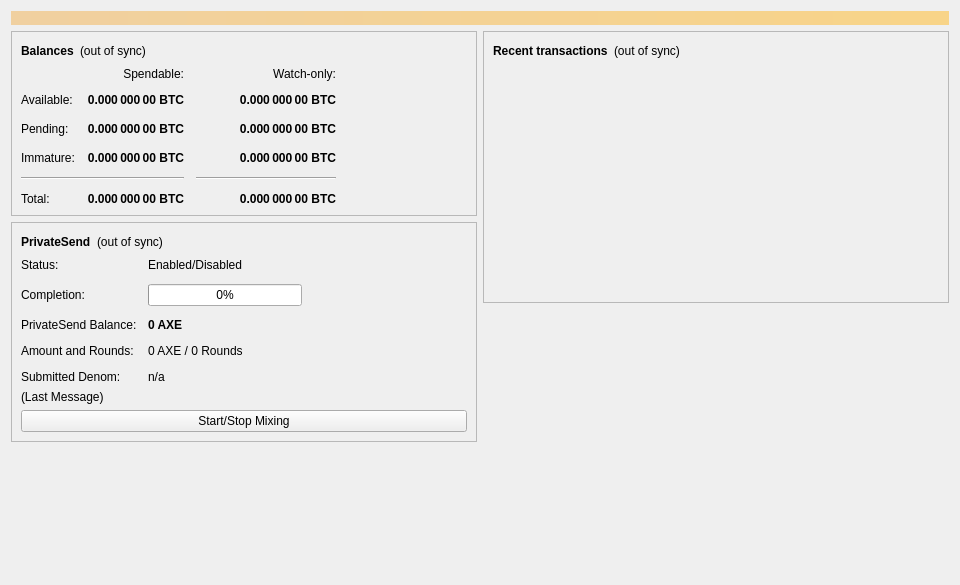
Old version of the form src/qt/forms/overviewpage.ui in the repository AXErunners/axe.
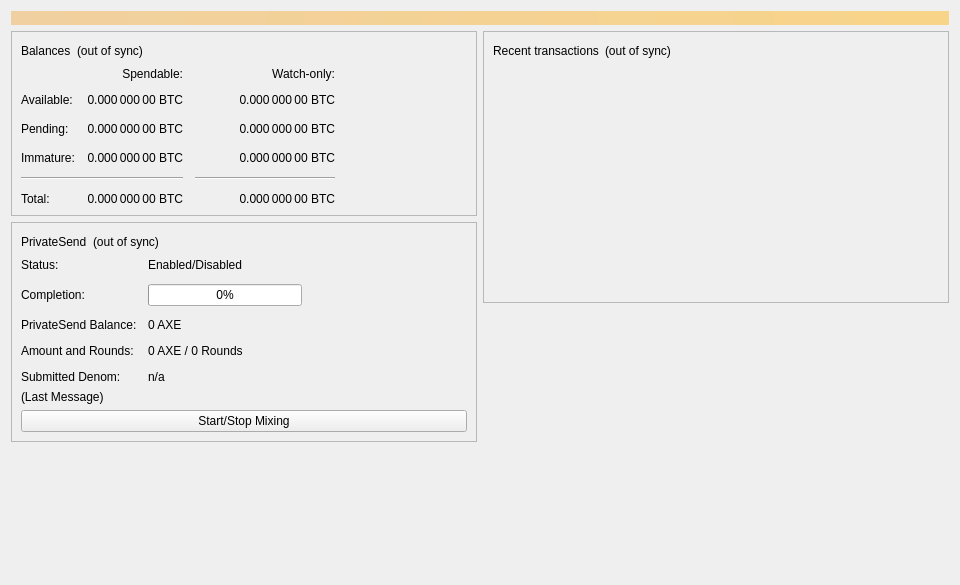
New version of the form.

Commit message:
Merge pull request #3555 from xdustinface/pr-ui-2-fonts
qt: Implement application wide font management

```diff
--- a/src/qt/forms/overviewpage.ui
+++ b/src/qt/forms/overviewpage.ui
@@ -56,12 +56,6 @@
            <layout class="QHBoxLayout" name="horizontalLayout_4">
             <item>
              <widget class="QLabel" name="label_5">
-              <property name="font">
-               <font>
-                <weight>75</weight>
-                <bold>true</bold>
-               </font>
-              </property>
               <property name="text">
                <string>Balances</string>
               </property>
@@ -102,12 +96,6 @@
             </property>
             <item row="2" column="2">
              <widget class="QLabel" name="labelWatchPending">
-              <property name="font">
-               <font>
-                <weight>75</weight>
-                <bold>true</bold>
-               </font>
-              </property>
               <property name="cursor">
                <cursorShape>IBeamCursor</cursorShape>
               </property>
@@ -127,12 +115,6 @@
             </item>
             <item row="2" column="1">
              <widget class="QLabel" name="labelUnconfirmed">
-              <property name="font">
-               <font>
-                <weight>75</weight>
-                <bold>true</bold>
-               </font>
-              </property>
               <property name="cursor">
                <cursorShape>IBeamCursor</cursorShape>
               </property>
@@ -152,12 +134,6 @@
             </item>
             <item row="3" column="2">
              <widget class="QLabel" name="labelWatchImmature">
-              <property name="font">
-               <font>
-                <weight>75</weight>
-                <bold>true</bold>
-               </font>
-              </property>
               <property name="cursor">
                <cursorShape>IBeamCursor</cursorShape>
               </property>
@@ -210,12 +186,6 @@
             </item>
             <item row="3" column="1">
              <widget class="QLabel" name="labelImmature">
-              <property name="font">
-               <font>
-                <weight>75</weight>
-                <bold>true</bold>
-               </font>
-              </property>
               <property name="cursor">
                <cursorShape>IBeamCursor</cursorShape>
               </property>
@@ -255,12 +225,6 @@
             </item>
             <item row="5" column="1">
              <widget class="QLabel" name="labelTotal">
-              <property name="font">
-               <font>
-                <weight>75</weight>
-                <bold>true</bold>
-               </font>
-              </property>
               <property name="cursor">
                <cursorShape>IBeamCursor</cursorShape>
               </property>
@@ -280,12 +244,6 @@
             </item>
             <item row="5" column="2">
              <widget class="QLabel" name="labelWatchTotal">
-              <property name="font">
-               <font>
-                <weight>75</weight>
-                <bold>true</bold>
-               </font>
-              </property>
               <property name="cursor">
                <cursorShape>IBeamCursor</cursorShape>
               </property>
@@ -322,12 +280,6 @@
             </item>
             <item row="1" column="1">
              <widget class="QLabel" name="labelBalance">
-              <property name="font">
-               <font>
-                <weight>75</weight>
-                <bold>true</bold>
-               </font>
-              </property>
               <property name="cursor">
                <cursorShape>IBeamCursor</cursorShape>
               </property>
@@ -347,12 +299,6 @@
             </item>
             <item row="1" column="2">
              <widget class="QLabel" name="labelWatchAvailable">
-              <property name="font">
-               <font>
-                <weight>75</weight>
-                <bold>true</bold>
-               </font>
-              </property>
               <property name="cursor">
                <cursorShape>IBeamCursor</cursorShape>
               </property>
@@ -408,12 +354,6 @@
            <layout class="QHBoxLayout" name="horizontalLayout_5">
             <item>
              <widget class="QLabel" name="labelPrivateSendHeader">
-              <property name="font">
-               <font>
-                <weight>75</weight>
-                <bold>true</bold>
-               </font>
-              </property>
               <property name="text">
                <string>PrivateSend</string>
               </property>
@@ -501,12 +441,6 @@
             </item>
             <item row="2" column="1">
              <widget class="QLabel" name="labelAnonymized">
-              <property name="font">
-               <font>
-                <weight>75</weight>
-                <bold>true</bold>
-               </font>
-              </property>
               <property name="text">
                <string notr="true">0 AXE</string>
               </property>
@@ -608,12 +542,6 @@
            <layout class="QHBoxLayout" name="horizontalLayout_2">
             <item>
              <widget class="QLabel" name="label_4">
-              <property name="font">
-               <font>
-                <weight>75</weight>
-                <bold>true</bold>
-               </font>
-              </property>
               <property name="text">
                <string>Recent transactions</string>
               </property>
```
The commit also changes 56 other files.
